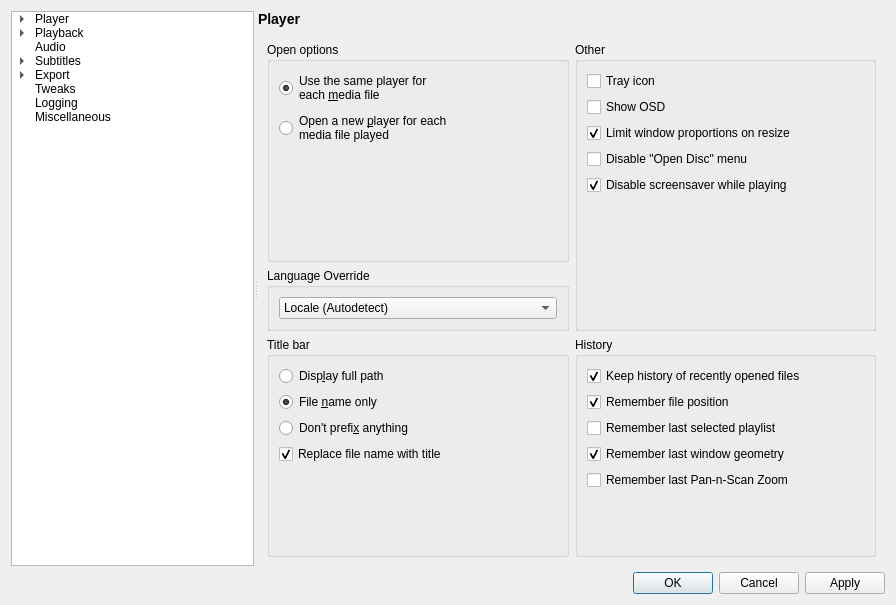
Before: the Qt Designer form settingswindow.ui in mpc-qt/mpc-qt, drawn with Qt 5.
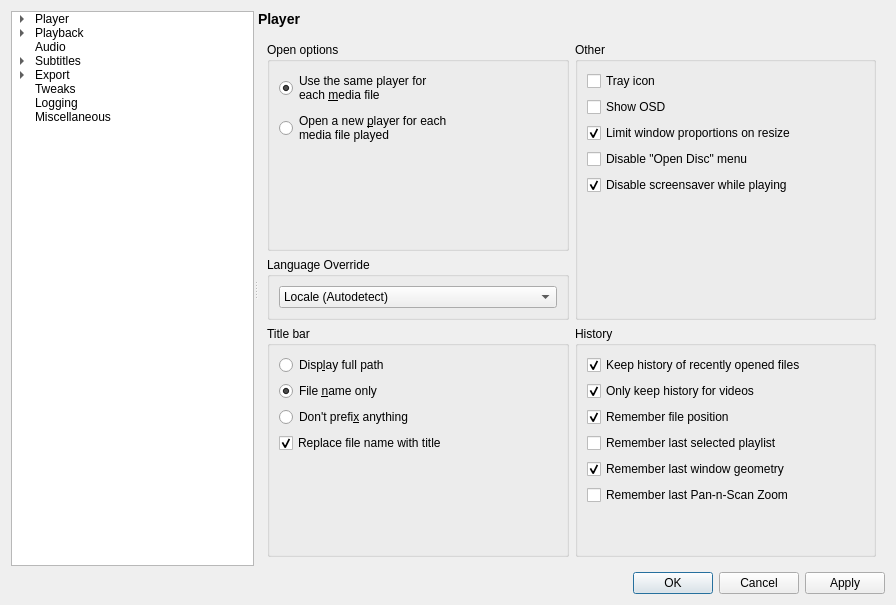
After: the same form once the commit is applied. The open tabs and pages were chosen to show the change.

Commit message:
Add an option to remember history for all files
It's actually worded as a setting to remember history only for videos, enabled by default.

The edit to the form file:
```diff
--- a/settingswindow.ui
+++ b/settingswindow.ui
@@ -197,6 +197,16 @@
                 </property>
                </widget>
               </item>
+              <item>
+               <widget class="QCheckBox" name="playerKeepHistoryOnlyForVideos">
+                <property name="text">
+                 <string>Only keep history for videos</string>
+                </property>
+                <property name="checked">
+                 <bool>true</bool>
+                </property>
+               </widget>
+              </item>
               <item>
                <widget class="QCheckBox" name="playerRememberFilePosition">
                 <property name="text">
```
The commit also changes 4 other files.
